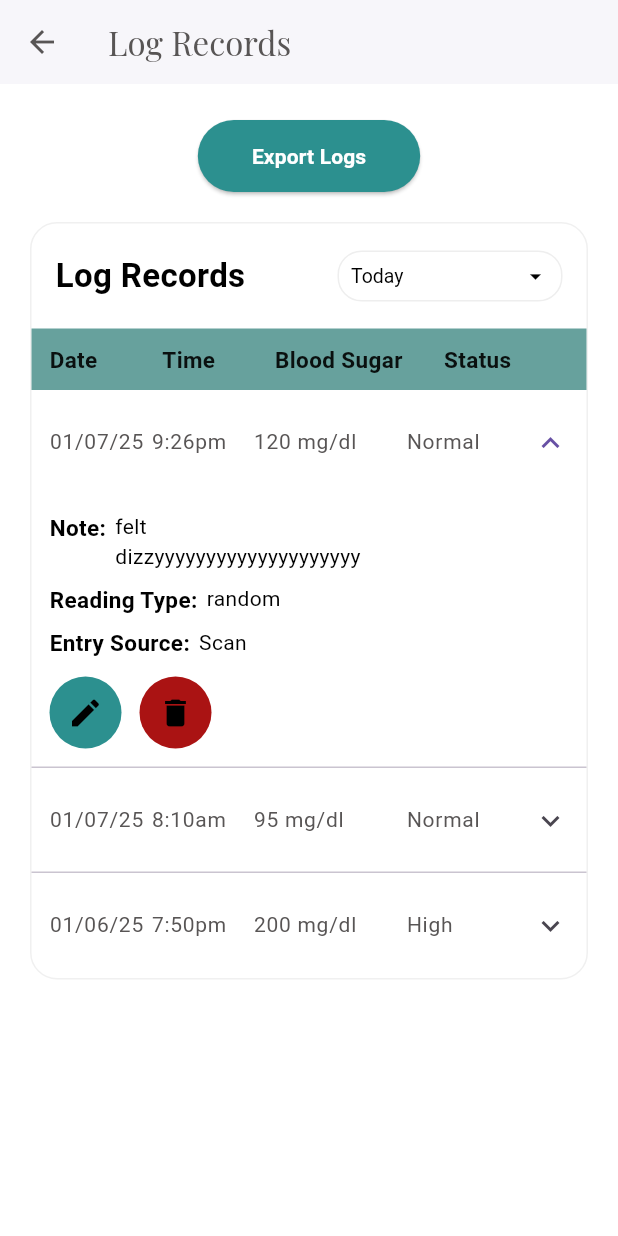
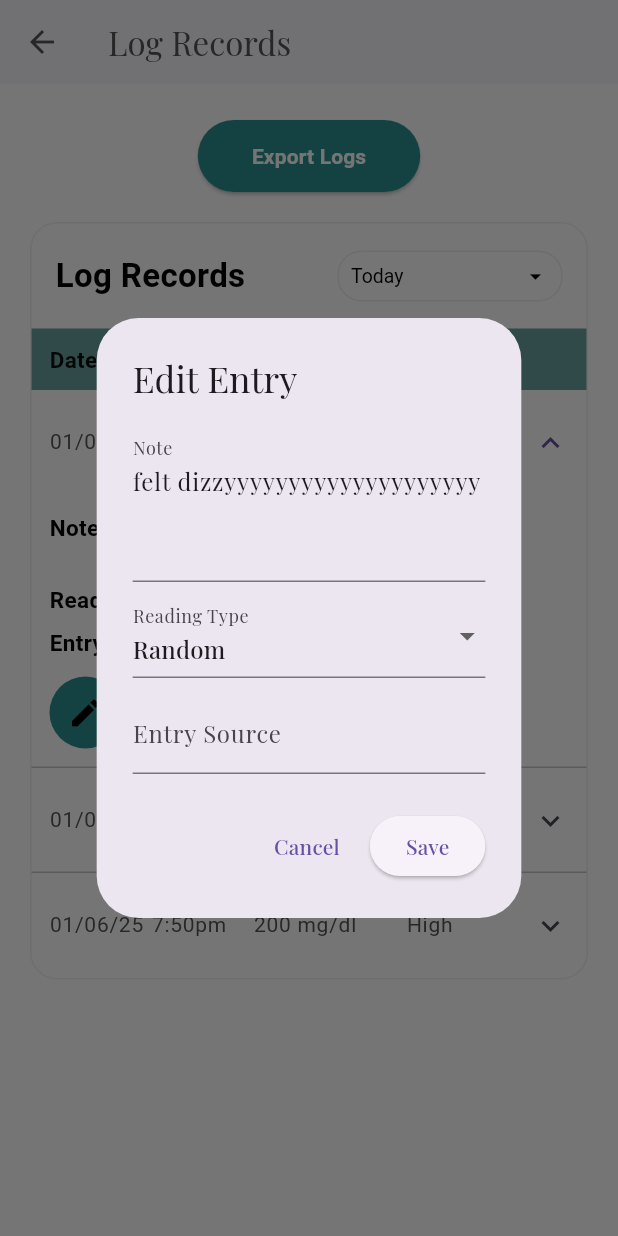
Before and after one commit to ywxvnz/glucomate, a Flutter app: the LogRecordsScreen screen opened directly, after a tap on "01/07/25", after a tap on the "edit" icon, on a phone screen of 412 x 824 dp. Run offline on Flutter 3.47's test engine with Material 3 defaults, Android fonts, the phone set to English and light mode, and no system bars; our stand-ins replace font_awesome_flutter, google_fonts.

Commit message:
log edit del f

```diff
--- a/lib/screens/log_records_screen.dart
+++ b/lib/screens/log_records_screen.dart
@@ -12,16 +12,20 @@ class LogRecordsScreen extends StatefulWidget {
 
 class _LogRecordsScreenState extends State<LogRecordsScreen> {
   String _selectedRange = 'Today';
+  // mutable records stored in state for editing/deleting in frontend
+  late List<Map<String, String>> _records;
 
-  // Sample data for preview/demo
-  List<Map<String, String>> get _sampleRecords => [
+  @override
+  void initState() {
+    super.initState();
+    _records = [
       {
         'date': '01/07/25',
         'time': '9:26pm',
         'glucose': '120 mg/dl',
         'status': 'Normal',
         'note': 'felt dizzyyyyyyyyyyyyyyyyyyyy',
-          'readingType': 'random',
+        'readingType': 'Random',
         'source': 'Scan'
       },
       {
@@ -43,10 +47,11 @@ class _LogRecordsScreenState extends State<LogRecordsScreen> {
         'source': 'Scan'
       },
     ];
+  }
 
   @override
   Widget build(BuildContext context) {
-    final records = _sampleRecords;
+    final records = _records;
 
     return Scaffold(
       appBar: AppBar(
@@ -199,7 +204,7 @@ class _LogRecordsScreenState extends State<LogRecordsScreen> {
                                           color: AppColors.buttonCyan,
                                           shape: const CircleBorder(),
                                           child: IconButton(
-                                            onPressed: () {},
+                                            onPressed: () => _editRecord(index),
                                             icon: Icon(
                                               Icons.edit,
                                               color: AppColors.iconBlack,
@@ -212,7 +217,7 @@ class _LogRecordsScreenState extends State<LogRecordsScreen> {
                                           color: AppColors.bloodRed,
                                           shape: const CircleBorder(),
                                           child: IconButton(
-                                            onPressed: () {},
+                                            onPressed: () => _confirmDelete(index),
                                             icon: Icon(
                                               Icons.delete,
                                               color: AppColors.iconBlack,
@@ -256,4 +261,90 @@ class _LogRecordsScreenState extends State<LogRecordsScreen> {
       ],
     );
   }
+
+  Future<void> _editRecord(int index) async {
+    final record = _records[index];
+    final noteController = TextEditingController(text: record['note'] ?? '');
+    String readingType = record['readingType'] ?? 'Random';
+
+    final result = await showDialog<bool>(
+      context: context,
+      builder: (context) => AlertDialog(
+        title: const Text('Edit Entry'),
+        content: Column(
+          mainAxisSize: MainAxisSize.min,
+          children: [
+            TextField(
+              controller: noteController,
+              maxLines: 3,
+              decoration: const InputDecoration(labelText: 'Note'),
+            ),
+            const SizedBox(height: 8),
+            DropdownButtonFormField<String>(
+              value: readingType,
+              items: const [
+                DropdownMenuItem(value: 'Random', child: Text('Random')),
+                DropdownMenuItem(value: 'Before Meal', child: Text('Before Meal')),
+                DropdownMenuItem(value: 'After Meal', child: Text('After Meal')),
+              ],
+              onChanged: (v) => readingType = v ?? readingType,
+              decoration: const InputDecoration(labelText: 'Reading Type'),
+            ),
+            const SizedBox(height: 8),
+            TextField(
+              readOnly: true,
+              decoration: InputDecoration(labelText: 'Entry Source', hintText: record['source'] ?? ''),
+            ),
+          ],
+        ),
+        actions: [
+          TextButton(onPressed: () => Navigator.pop(context, false), child: const Text('Cancel')),
+          ElevatedButton(
+            onPressed: () {
+              // save to local state
+              setState(() {
+                _records[index] = {
+                  ..._records[index],
+                  'note': noteController.text,
+                  'readingType': readingType,
+                };
+              });
+              Navigator.pop(context, true);
+            },
+            child: const Text('Save'),
+          ),
+        ],
+      ),
+    );
+
+    // dispose controller
+    noteController.dispose();
+    return;
   }
+
+  Future<void> _confirmDelete(int index) async {
+    final confirmed = await showDialog<bool>(
+      context: context,
+      builder: (context) => AlertDialog(
+        title: const Text('Delete Entry'),
+        content: const Text('Are you sure you want to delete this entry?'),
+        actions: [
+          TextButton(onPressed: () => Navigator.pop(context, false), child: const Text('Cancel')),
+          ElevatedButton(
+            style: ElevatedButton.styleFrom(backgroundColor: AppColors.bloodRed),
+            onPressed: () {
+              Navigator.pop(context, true);
+            },
+            child: const Text('Delete'),
+          ),
+        ],
+      ),
+    );
+
+    if (confirmed == true) {
+      setState(() {
+        _records.removeAt(index);
+      });
+    }
+  }
+}
```
Lines whose indentation alone changed are shown as unchanged.
